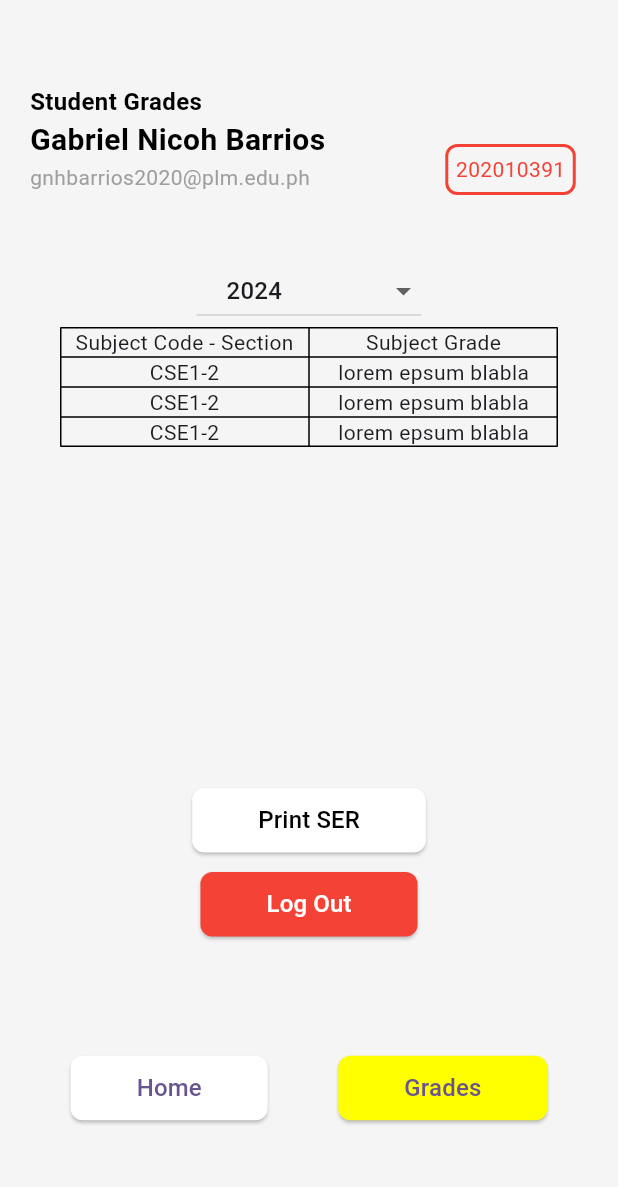
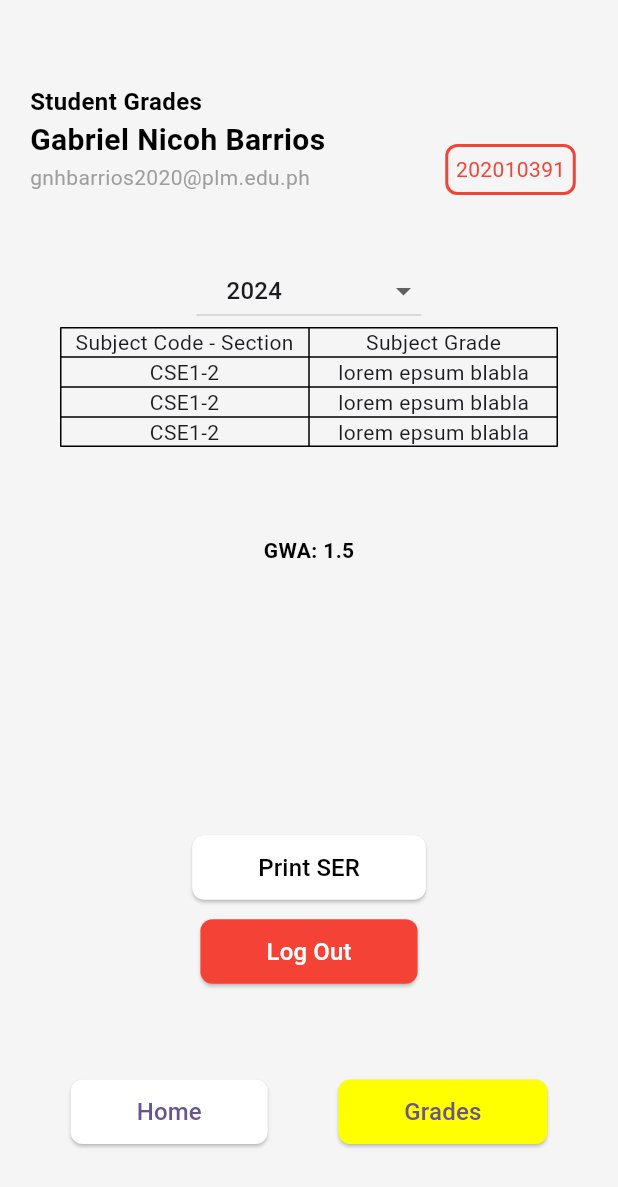
Before and after one commit to Hestice/plm_crs_undergrad_mobile, a Flutter app: the StudentGrade screen opened by its route, on a phone screen of 412 x 824 dp. Shown: the top 1187 px of the screen. Run offline on Flutter 3.47's test engine with Material 3 defaults, Android fonts, the phone set to English and light mode, and no system bars; our stand-ins replace firebase_core, form_validator, go_router; accounts and stored records are empty.

Commit message:
Fixed GWA not showing in student grade

```diff
--- a/lib/screens/student/studentgrade.dart
+++ b/lib/screens/student/studentgrade.dart
@@ -131,9 +131,30 @@ class _StudentGradeState extends State<StudentGrade> {
                     TableCell(child: Center(child: Text('lorem epsum blabla'))),
                   ],
                 ),
+
                 // Add more TableRow widgets for additional rows as needed
               ],
             ),
+          ),
+          Spacer(),
+          Table(
+            children: const [
+              TableRow(
+                children: [
+                  TableCell(
+                    child: Center(
+                        child: Text(
+                      'GWA: 1.5',
+                      style: TextStyle(
+                        fontSize: 14,
+                        fontWeight: FontWeight.bold,
+                        color: Colors.black,
+                      ),
+                    )),
+                  ),
+                ],
+              ),
+            ],
           ),
           Spacer(),
           Spacer(),
@@ -190,7 +211,7 @@ class _StudentGradeState extends State<StudentGrade> {
             children: [
               ElevatedButton(
                 onPressed: () {
-                   GoRouter.of(context).go('/student-home');
+                  GoRouter.of(context).go('/student-home');
                 },
                 style: ElevatedButton.styleFrom(
                   backgroundColor: Colors.white, // Set button background color
```
